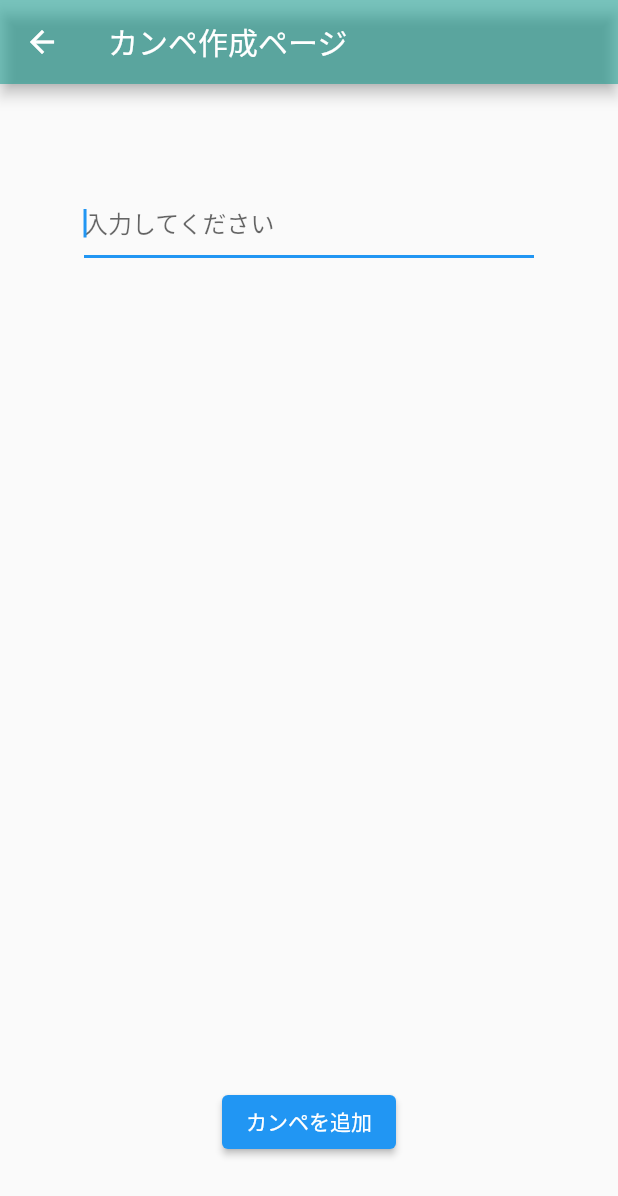
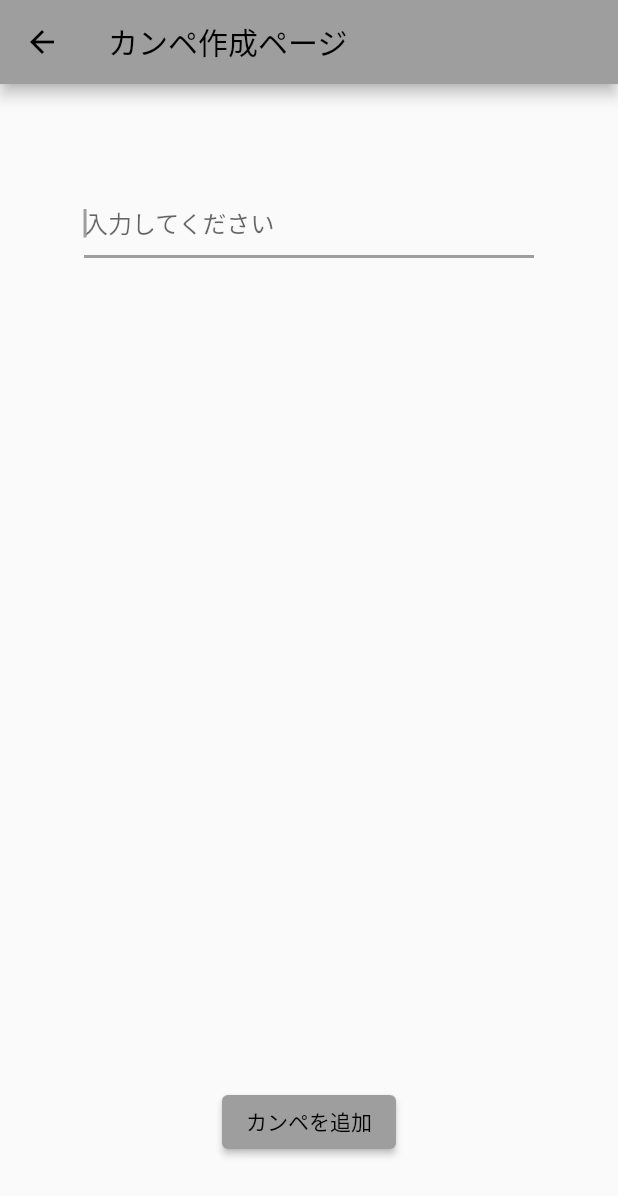
Before and after one commit to KonnoHaruto/campe_app, a Flutter app: the screen it shows after launch, after a tap on the "add" icon, on a phone screen of 412 x 824 dp. Shown: the top 1196 px of the screen. Run offline on Flutter 3.47's test engine with Material 2 defaults, Android fonts, the light colour scheme and no system bars; our stand-ins replace flutter_riverpod, font_awesome_flutter, freezed_annotation.

Commit message:
fix -color

```diff
--- a/lib/main.dart
+++ b/lib/main.dart
@@ -14,6 +14,7 @@ class MyApp extends StatelessWidget {
   Widget build(BuildContext context) {
     return MaterialApp(
       debugShowCheckedModeBanner: false,
+      theme: ThemeData(primarySwatch: Colors.grey),
       title: 'カンペアップ',
       home: HomeScreen(),
     );
--- a/lib/view/adding_page.dart
+++ b/lib/view/adding_page.dart
@@ -12,7 +12,7 @@ class AddingPage extends ConsumerWidget {
     return Scaffold(
       appBar: AppBar(
         title: const Text('カンペ作成ページ'),
-        backgroundColor: Colors.teal.withOpacity(0.5),
+        // backgroundColor: Colors.teal.withOpacity(0.5),
       ),
       body: Center(
         child: Column(
--- a/lib/view/home_page.dart
+++ b/lib/view/home_page.dart
@@ -14,7 +14,10 @@ class HomePage extends ConsumerWidget {
 
     return Scaffold(
       appBar: AppBar(
-        title: const Text('カンペ'),
+        title: const Text(
+          'カンペ',
+          style: TextStyle(color: Colors.black),
+        ),
       ),
       body: ListView.separated(
         itemCount: state.campeList.length,
```
